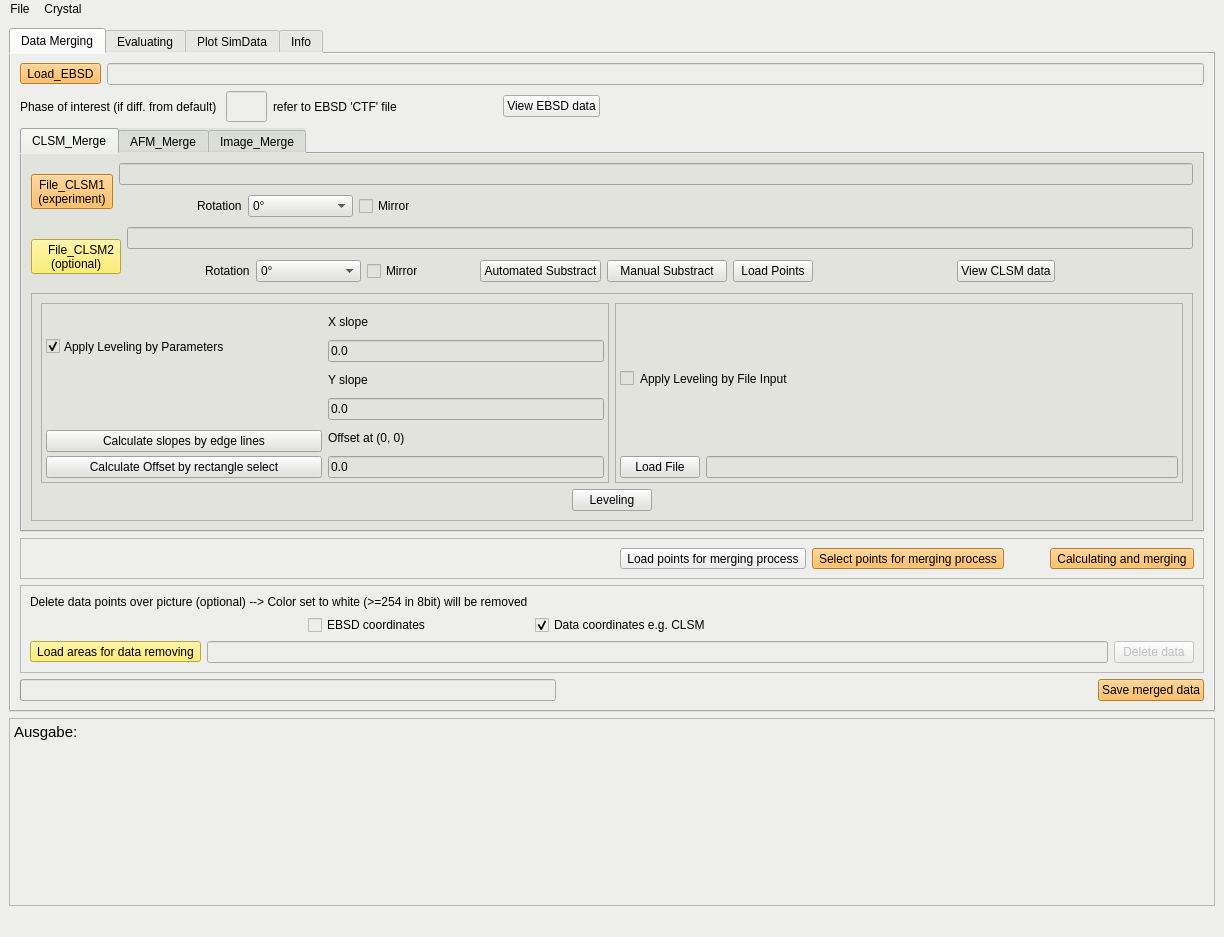
AnnoBlank/DataToIPF, file ebsd_merge_evaluate/qt5_oberflaeche_level.ui: the form before one commit.
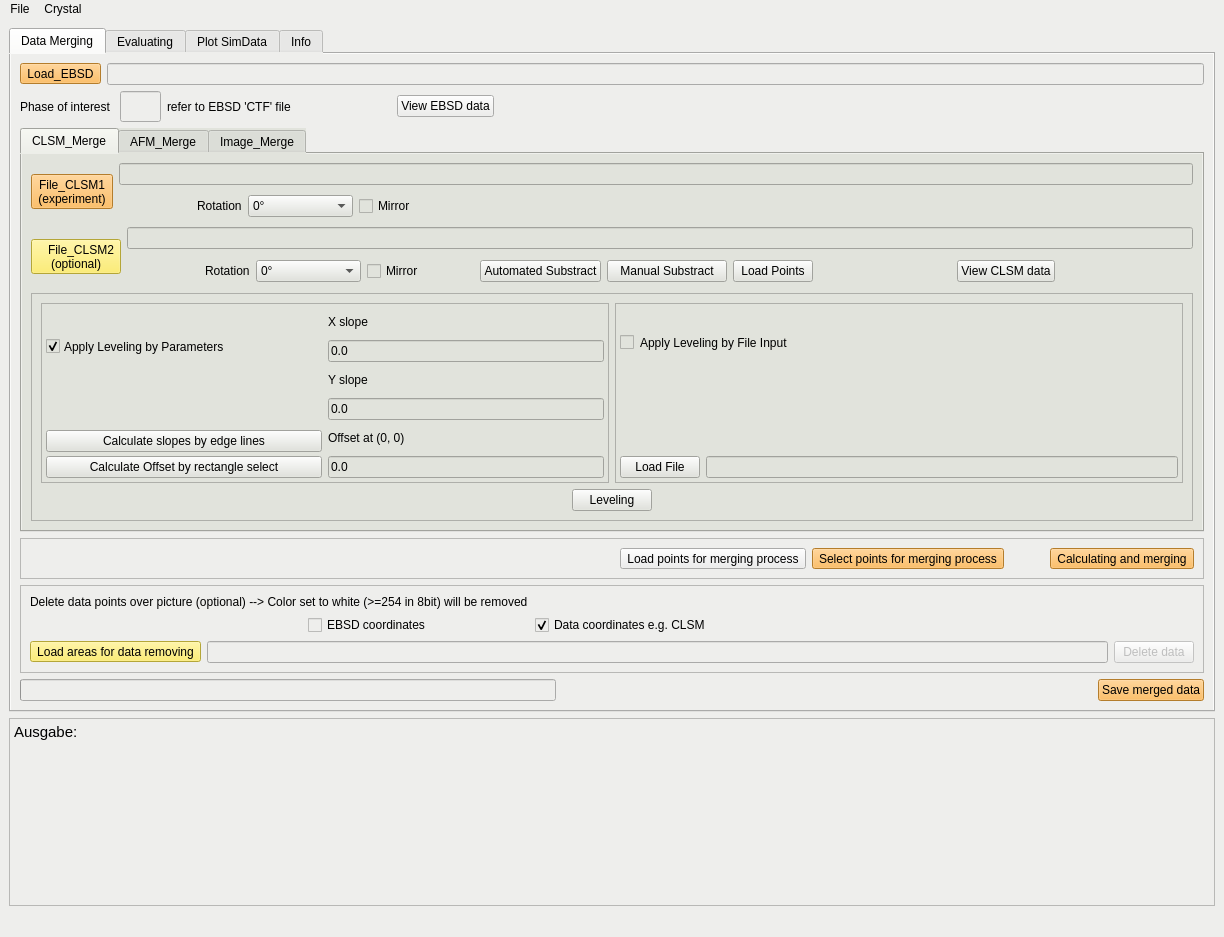
The form after the commit. The open tabs and pages were chosen to show the change.

Commit message:
v1.5.6 - indroduction hints
- introduced toolHints
- introduced eval logfile

What changed in the file:
```diff
--- a/ebsd_merge_evaluate/qt5_oberflaeche_level.ui
+++ b/ebsd_merge_evaluate/qt5_oberflaeche_level.ui
@@ -60,7 +60,7 @@
           <item>
            <widget class="QLabel" name="label_7">
             <property name="text">
-             <string>Phase of interest (if diff. from default) </string>
+             <string>Phase of interest </string>
             </property>
            </widget>
           </item>
@@ -654,12 +654,29 @@
                       <item>
                        <widget class="QLabel" name="label_3">
                         <property name="text">
-                         <string>Apply Leveling by File Input</string>
+                         <string>
+
+Apply Leveling by File Input
+
+</string>
                         </property>
                        </widget>
                       </item>
                      </layout>
                     </item>
+                    <item>
+                     <spacer name="verticalSpacer_24">
+                      <property name="orientation">
+                       <enum>Qt::Vertical</enum>
+                      </property>
+                      <property name="sizeHint" stdset="0">
+                       <size>
+                        <width>20</width>
+                        <height>40</height>
+                       </size>
+                      </property>
+                     </spacer>
+                    </item>
                     <item>
                      <layout class="QHBoxLayout" name="horizontalLayout_6">
                       <item>
```
Left out of the diff: 56 changed lines with no effect on the pictures. The commit also changes 73 other files.
